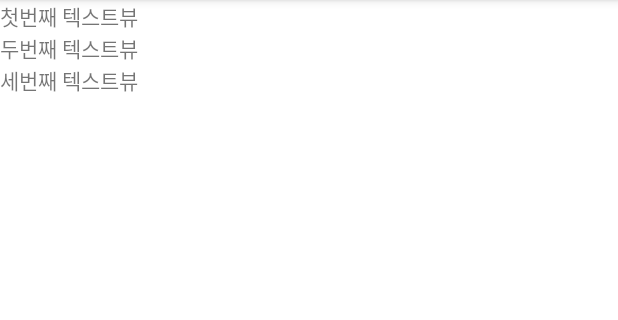
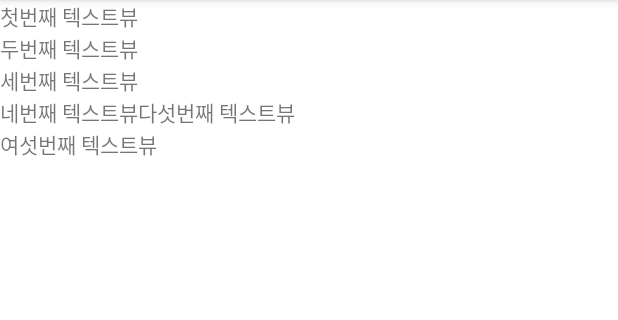
Before and after one commit to Eun-Hee/UIPractice_20210207, an Android app: the screen it shows after launch (MainActivity), on a phone screen of 412 x 824 dp, the part 84-404 px from its top. Run offline under Robolectric (Android 15) with nearby library versions, the phone set to English and light mode, and no system bars.

Commit message:
추가 LinearLayout 배치 -> 가로배치로 활용

```diff
--- a/app/src/main/res/layout/activity_main.xml
+++ b/app/src/main/res/layout/activity_main.xml
@@ -22,4 +22,28 @@
         android:layout_height="wrap_content"
         android:text="세번째 텍스트뷰"/>
 
+    <LinearLayout
+        android:layout_width="match_parent"
+        android:layout_height="wrap_content"
+        android:orientation="horizontal">
+
+        <TextView
+            android:layout_width="wrap_content"
+            android:layout_height="wrap_content"
+            android:text="네번째 텍스트뷰"/>
+
+        <TextView
+            android:layout_width="wrap_content"
+            android:layout_height="wrap_content"
+            android:text="다섯번째 텍스트뷰"/>
+
+
+    </LinearLayout>
+
+    <TextView
+        android:layout_width="wrap_content"
+        android:layout_height="wrap_content"
+        android:text="여섯번째 텍스트뷰"/>
+
+
 </LinearLayout>
```
